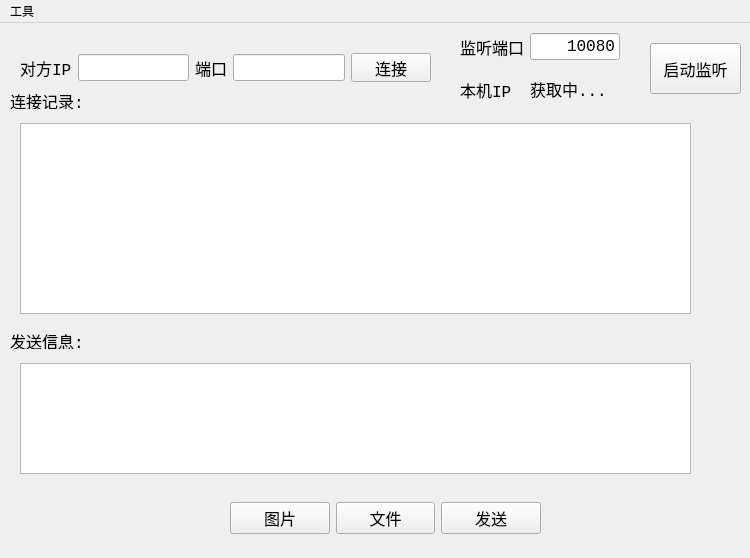
Qt form tcpsocket/mainwindow.ui (ningzichun/socket) before a commit.
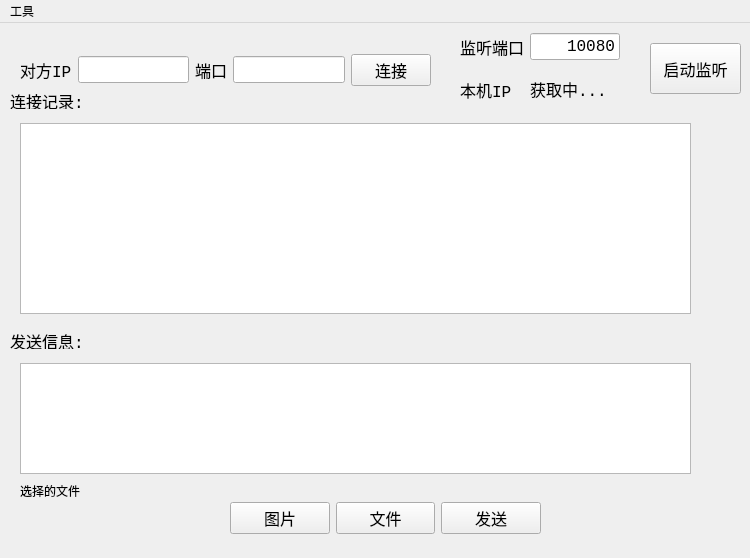
The same form after that commit.

Commit message: 开始写传送文件

What changed in the file:
```diff
--- a/tcpsocket/mainwindow.ui
+++ b/tcpsocket/mainwindow.ui
@@ -135,7 +135,7 @@
       <x>20</x>
       <y>30</y>
       <width>411</width>
-      <height>29</height>
+      <height>34</height>
      </rect>
     </property>
     <layout class="QHBoxLayout" name="horizontalLayout_2">
@@ -316,6 +316,19 @@
      <string>启动监听</string>
     </property>
    </widget>
+   <widget class="QLabel" name="selectedFile">
+    <property name="geometry">
+     <rect>
+      <x>20</x>
+      <y>460</y>
+      <width>671</width>
+      <height>16</height>
+     </rect>
+    </property>
+    <property name="text">
+     <string>选择的文件</string>
+    </property>
+   </widget>
   </widget>
   <widget class="QMenuBar" name="menubar">
    <property name="geometry">
```
Left out of the diff: 2 changed lines with no effect on the pictures. The commit also changes 3 other files.
